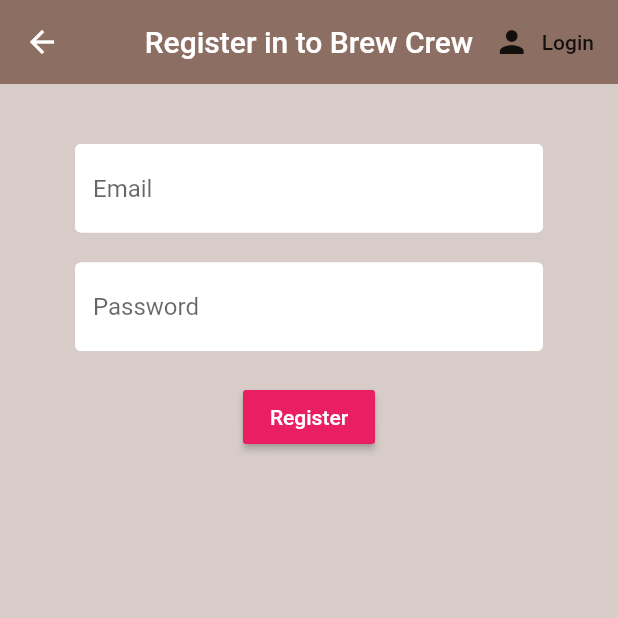
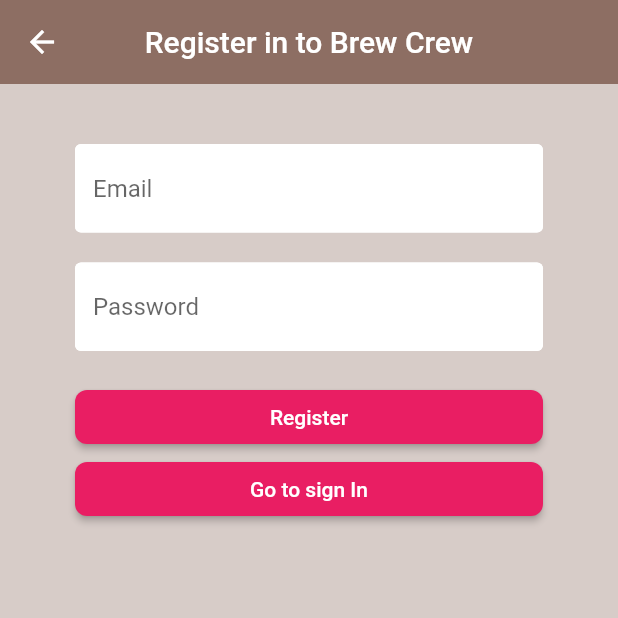
Before and after one commit to danielmesa20/Flutter-App-Auth, a Flutter app: the Register screen opened directly, on a phone screen of 412 x 824 dp, the top half of it. Run offline on Flutter 3.47's test engine with Material 2 defaults, Android fonts, the phone set to English and light mode, and no system bars; our stand-ins replace firebase_auth, flutter_spinkit, fluttertoast, google_sign_in; missing offline and left inert: flutter_auth_buttons, flutter_facebook_login; accounts and stored records are empty.

Commit message:
version 2

```diff
--- a/lib/screens/authenticate/register.dart
+++ b/lib/screens/authenticate/register.dart
@@ -15,109 +15,110 @@ class Register extends StatefulWidget {
 
 class _RegisterState extends State<Register> {
 
+  //Variables
   final AuthService _auth = AuthService();
   final _formKey = GlobalKey<FormState>();
   bool loading = false;
-
-  // text field state
   String email = '';
   String password = '';
   String error = '';
 
   @override
   Widget build(BuildContext context) {
-    return
-      loading ? Loading()
+    return loading
+        ? Loading()
         : Scaffold(
             backgroundColor: Colors.brown[100],
             appBar: AppBar(
                 backgroundColor: Colors.brown[400],
                 elevation: 0.0,
                 title: Text("Register in to Brew Crew"),
-        centerTitle: true,
-        actions: <Widget>[
-          FlatButton.icon(
-            icon: Icon(Icons.person),
-            label: Text("Login"),
-            onPressed: () {
-              widget.toggleView();
-            },
-          )
-        ],
-      ),
-      body: Container(
+                centerTitle: true),
+            body: Center(
+              heightFactor: 2.0,
+              child: Container(
                 child: Padding(
                   padding: EdgeInsets.symmetric(vertical: 20.0, horizontal: 50.0),
                   child: Form(
                     key: _formKey,
                     child: Column(
+                      crossAxisAlignment: CrossAxisAlignment.stretch,
                       children: <Widget>[
                         SizedBox(height: 20.0),
                         TextFormField(
                           keyboardType: TextInputType.emailAddress,
-                      decoration: textInputDecoration.copyWith(hintText: 'Email'),
+                          decoration:
+                              textInputDecoration.copyWith(hintText: 'Email'),
                           validator: (val) {
-                        if(val.isEmpty){
+                            if (val.isEmpty) {
                               return 'Enter an email';
-                        }else if(!val.contains('@')){
+                            } else if (!val.contains('@')) {
                               return 'Enter an valid email';
-                        }else{
+                            } else {
                               return null;
                             }
                           },
                           onChanged: (val) {
-                        setState(() {
-                          email = val;
-                        });
+                            setState(() => email = val);
                           },
                         ),
                         SizedBox(height: 20.0),
                         TextFormField(
-                      decoration: textInputDecoration.copyWith(hintText: 'Password'),
+                          decoration:
+                              textInputDecoration.copyWith(hintText: 'Password'),
                           validator: (val) {
-                        if(val.isEmpty){
+                            if (val.isEmpty) {
                               return 'Enter a password';
-                        }else if(val.length < 6){
+                            } else if (val.length < 6) {
                               return 'Enter a password 6+ chars long';
-                        }else{
+                            } else {
                               return null;
                             }
                           },
                           obscureText: true,
                           onChanged: (val) {
-                        setState(() {
-                          password = val;
-                        });
+                            setState(() => password = val);
                           },
                         ),
                         SizedBox(height: 20.0),
                         RaisedButton(
                             color: Colors.pink,
+                            shape: RoundedRectangleBorder(
+                              borderRadius: new BorderRadius.circular(8.0),
+                            ),
                             child: Text(
                               "Register",
                               style: TextStyle(color: Colors.white),
                             ),
                             onPressed: () async {
                               if (_formKey.currentState.validate()) {
-                            setState(() {
-                              loading = true;
-                            });
-                            dynamic result = await _auth.registerWithEmailAndPassword(email, password);
+                                setState(() => loading = true);
+                                dynamic result =
+                                    await _auth.registerWithEmailAndPassword(
+                                        email, password);
                                 if (result == null) {
-                              setState(() {
-                                error = 'please supply a valid email and password';
-                                loading = false;
-                              });
+                                  toastMessage('Please supply a valid email and password');
+                                  setState(() => loading = false);
                                 }
                               }
                             }),
-                    SizedBox(height: 20.0),
-                    Text(
-                      error,
-                      style: TextStyle(color: Colors.red, fontSize: 14.0),
+                        RaisedButton(
+                            color: Colors.pink,
+                            shape: RoundedRectangleBorder(
+                              borderRadius: new BorderRadius.circular(8.0),
                             ),
+                            child: Text(
+                              "Go to sign In",
+                              style: TextStyle(color: Colors.white),
+                            ),
+                            onPressed: () {
+                              widget.toggleView(1);
+                            }),
                       ],
-                ))),
+                    ),
+                  ),
+                ),
+              ),
             ),
           );
   }
```
Also changed, not shown: lib/screens/authenticate/authenticate.dart (+7 -4 lines), lib/screens/authenticate/sign_in.dart (+8 -70 lines), lib/screens/authenticate/sign_in_email.dart (added, +140 -0 lines), lib/screens/home/home.dart (+1 -13 lines), lib/services/auth.dart (+6 -8 lines), lib/shared/constants.dart (+13 -0 lines). Lines whose indentation alone changed are shown as unchanged.
